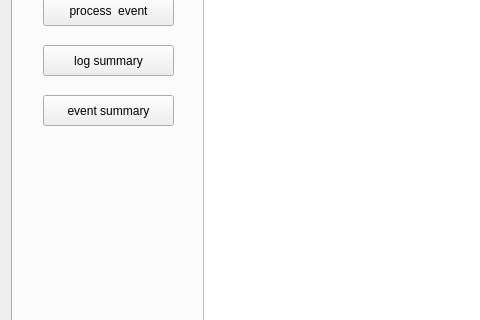
First picture: the form in Ui_FormMonitor.ui, repository 174high/Spiders-word, before the edit; both pictures show x 0 to 480 and y 112 to 432 of the 1029 by 769 pixel window.
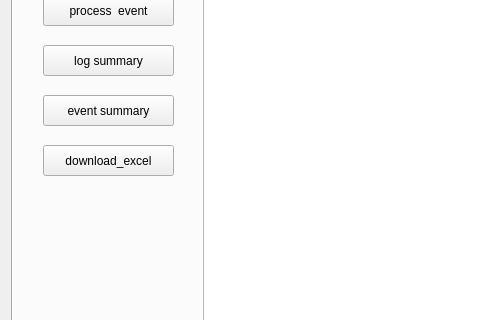
Second picture: the form after the edit. The open tabs and pages were chosen to show the change.

Commit message: add download excel a serially

```diff
--- a/Ui_FormMonitor.ui
+++ b/Ui_FormMonitor.ui
@@ -182,6 +182,19 @@
         <string>log summary</string>
        </property>
       </widget>
+      <widget class="QPushButton" name="download_excel">
+       <property name="geometry">
+        <rect>
+         <x>30</x>
+         <y>220</y>
+         <width>131</width>
+         <height>31</height>
+        </rect>
+       </property>
+       <property name="text">
+        <string>download_excel</string>
+       </property>
+      </widget>
      </widget>
     </widget>
    </item>
```
The commit also changes 5 other files.
